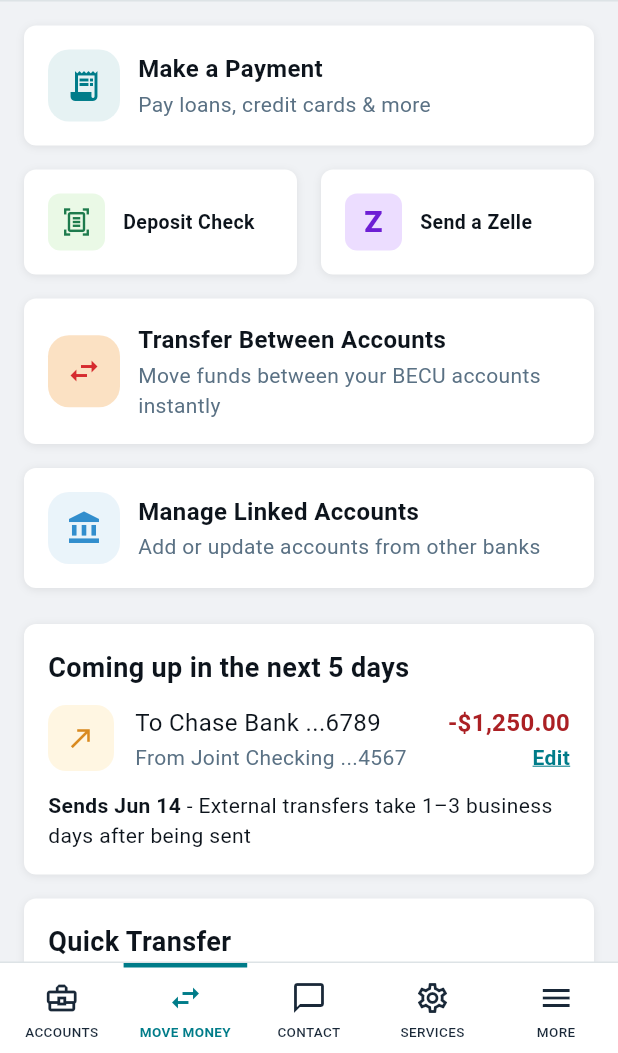
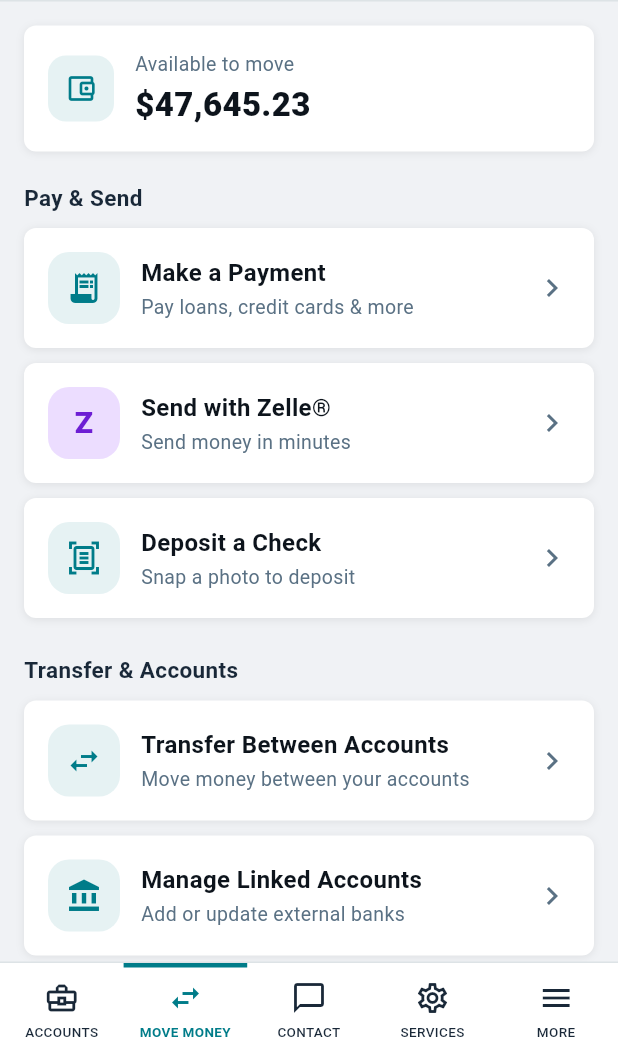
Before and after one commit to chrisfoisydev/MobileApp, a Flutter app: the MoveMoneyScreen screen opened directly, on a phone screen of 412 x 824 dp, the part 183-1236 px from its top. Run offline on Flutter 3.47's test engine with Material 3 defaults, Android fonts, the phone set to English and light mode, and no system bars; our stand-ins replace flutter_animate.

Commit message:
Redesign Move Money landing as a clearer grouped launcher
Replace the mixed launcher/dashboard/form layout with a scannable menu:
- Group actions under 'Pay & Send' and 'Transfer & Accounts' headers.
- Uniform tiles with a consistent teal accent (Zelle purple kept) and a
  chevron so each row reads as navigation.
- Add an 'Available to move' total for context.
- Remove the redundant inline Quick Transfer form (the Transfer tile already
  opens the full transfer flow).
- Collapse the upcoming-transfer card into a slim summary row that taps
  through to the Scheduled & History tab, where the detail now lives.

Update the Move Money widget test to scroll the transfer tile into view and
regenerate goldens + prototype HTML.

Co-Authored-By: Claude Opus 4.8 <noreply@anthropic.com>
Claude-Session: https://claude.ai/code/session_01NuCKxaSF8m2VXGLc8nwLxh

```diff
--- a/lib/screens/move_money_screen.dart
+++ b/lib/screens/move_money_screen.dart
@@ -1,13 +1,16 @@
 import 'package:flutter/material.dart';
 
+import '../data/formatting.dart';
+import '../data/mock_data.dart';
 import '../theme/app_theme.dart';
 import '../widgets/account_tab_bar.dart';
 import '../widgets/app_bottom_nav.dart';
 import '../widgets/surface_card.dart';
 import 'transfer_screen.dart';
 
-/// Move Money hub: payment/transfer entry tiles, an upcoming-transfer
-/// summary and a Quick Transfer panel.
+/// Move Money hub: a grouped launcher of payment/transfer actions plus a
+/// compact scheduled-activity summary. Details for scheduled transfers live
+/// on the "Scheduled & History" tab.
 class MoveMoneyScreen extends StatefulWidget {
   const MoveMoneyScreen({super.key});
 
@@ -80,7 +83,7 @@ class _MoveMoneyScreenState extends State<MoveMoneyScreen> {
           Expanded(
             child: _tabIndex == 0
                 ? _buildMoveMoneyTab()
-                : _buildPlaceholderTab(),
+                : _buildScheduledTab(),
           ),
           AppBottomNav(currentIndex: 1, onSelect: _onNavSelect),
         ],
@@ -88,46 +91,24 @@ class _MoveMoneyScreenState extends State<MoveMoneyScreen> {
     );
   }
 
-  Widget _buildPlaceholderTab() {
-    return const Center(
-      child: Padding(
-        padding: EdgeInsets.all(32),
-        child: Text(
-          'Scheduled transfers and history are not part of this prototype.',
-          textAlign: TextAlign.center,
-          style: TextStyle(color: AppColors.slate, fontSize: 15),
-        ),
-      ),
-    );
-  }
-
   Widget _buildMoveMoneyTab() {
+    final total = checkingAndSavings.fold<double>(
+        0, (sum, a) => sum + a.availableBalance);
     return ListView(
       padding: const EdgeInsets.fromLTRB(16, 16, 16, 24),
       children: [
-        _ActionTile(
+        _AvailableCard(amount: total),
+        const SizedBox(height: 20),
+        const _SectionLabel('Pay & Send'),
+        const SizedBox(height: 10),
+        _MenuTile(
           icon: Icons.receipt_long,
-          iconColor: AppColors.teal,
-          iconBackground: AppColors.teal.withValues(alpha: 0.10),
           title: 'Make a Payment',
           subtitle: 'Pay loans, credit cards & more',
           onTap: () => _notice('Make a Payment'),
         ),
-        const SizedBox(height: 16),
-        Row(
-          children: [
-            Expanded(
-              child: _CompactTile(
-                icon: Icons.document_scanner_outlined,
-                iconColor: const Color(0xFF1E7B4D),
-                iconBackground: const Color(0xFFEAF9E6),
-                label: 'Deposit Check',
-                onTap: () => _notice('Deposit Check'),
-              ),
-            ),
-            const SizedBox(width: 16),
-            Expanded(
-              child: _CompactTile(
+        const SizedBox(height: 10),
+        _MenuTile(
           iconWidget: const Text(
             'Z',
             style: TextStyle(
@@ -137,52 +118,125 @@ class _MoveMoneyScreenState extends State<MoveMoneyScreen> {
             ),
           ),
           iconBackground: const Color(0xFFECDDFF),
-                label: 'Send a Zelle',
+          title: 'Send with Zelle®',
+          subtitle: 'Send money in minutes',
           onTap: () => _notice('Send a Zelle'),
         ),
+        const SizedBox(height: 10),
+        _MenuTile(
+          icon: Icons.document_scanner_outlined,
+          title: 'Deposit a Check',
+          subtitle: 'Snap a photo to deposit',
+          onTap: () => _notice('Deposit Check'),
         ),
-          ],
-        ),
-        const SizedBox(height: 16),
-        _ActionTile(
+        const SizedBox(height: 24),
+        const _SectionLabel('Transfer & Accounts'),
+        const SizedBox(height: 10),
+        _MenuTile(
           icon: Icons.swap_horiz,
-          iconColor: AppColors.becuRed,
-          iconBackground: const Color(0xFFFBE1C3),
           title: 'Transfer Between Accounts',
-          subtitle: 'Move funds between your BECU accounts instantly',
+          subtitle: 'Move money between your accounts',
           onTap: _openTransfer,
         ),
-        const SizedBox(height: 16),
-        _ActionTile(
+        const SizedBox(height: 10),
+        _MenuTile(
           icon: Icons.account_balance,
-          iconColor: const Color(0xFF328ECD),
-          iconBackground: const Color(0xFF328ECD).withValues(alpha: 0.10),
           title: 'Manage Linked Accounts',
-          subtitle: 'Add or update accounts from other banks',
+          subtitle: 'Add or update external banks',
           onTap: () => _notice('Manage Linked Accounts'),
         ),
         const SizedBox(height: 24),
-        const _ComingUpCard(),
-        const SizedBox(height: 16),
-        _QuickTransferCard(onNotice: _notice),
+        _ScheduledSummary(onTap: () => setState(() => _tabIndex = 1)),
+      ],
+    );
+  }
+
+  Widget _buildScheduledTab() {
+    return ListView(
+      padding: const EdgeInsets.fromLTRB(16, 16, 16, 24),
+      children: const [
+        _ComingUpCard(),
+        SizedBox(height: 16),
+        Text(
+          'Full transfer history is not part of this prototype.',
+          style: TextStyle(fontSize: 14, color: AppColors.slate),
+        ),
       ],
     );
   }
 }
 
-class _ActionTile extends StatelessWidget {
-  const _ActionTile({
-    required this.icon,
-    required this.iconColor,
-    required this.iconBackground,
+/// Total available balance across the member's BECU accounts.
+class _AvailableCard extends StatelessWidget {
+  const _AvailableCard({required this.amount});
+
+  final double amount;
+
+  @override
+  Widget build(BuildContext context) {
+    return SurfaceCard(
+      child: Row(
+        children: [
+          Container(
+            width: 44,
+            height: 44,
+            alignment: Alignment.center,
+            decoration: BoxDecoration(
+              color: AppColors.teal.withValues(alpha: 0.10),
+              borderRadius: BorderRadius.circular(12),
+            ),
+            child: const Icon(Icons.account_balance_wallet_outlined,
+                color: AppColors.teal, size: 22),
+          ),
+          const SizedBox(width: 14),
+          Column(
+            crossAxisAlignment: CrossAxisAlignment.start,
+            children: [
+              const Text(
+                'Available to move',
+                style: TextStyle(fontSize: 13, color: AppColors.slate),
+              ),
+              const SizedBox(height: 2),
+              Text(
+                formatCurrency(amount),
+                style: const TextStyle(
+                  fontSize: 22,
+                  fontWeight: FontWeight.w800,
+                ),
+              ),
+            ],
+          ),
+        ],
+      ),
+    );
+  }
+}
+
+class _SectionLabel extends StatelessWidget {
+  const _SectionLabel(this.text);
+
+  final String text;
+
+  @override
+  Widget build(BuildContext context) {
+    return Text(text, style: AppTextStyles.sectionLabel);
+  }
+}
+
+/// A uniform, tappable action row: icon, title, one-line subtitle, chevron.
+class _MenuTile extends StatelessWidget {
+  const _MenuTile({
+    this.icon,
+    this.iconWidget,
+    this.iconBackground,
     required this.title,
     required this.subtitle,
     required this.onTap,
   });
 
-  final IconData icon;
-  final Color iconColor;
-  final Color iconBackground;
+  final IconData? icon;
+  final Widget? iconWidget;
+  final Color? iconBackground;
   final String title;
   final String subtitle;
   final VoidCallback onTap;
@@ -198,12 +252,12 @@ class _ActionTile extends StatelessWidget {
             height: 48,
             alignment: Alignment.center,
             decoration: BoxDecoration(
-              color: iconBackground,
+              color: iconBackground ?? AppColors.teal.withValues(alpha: 0.10),
               borderRadius: BorderRadius.circular(14),
             ),
-            child: Icon(icon, color: iconColor, size: 24),
+            child: iconWidget ?? Icon(icon, color: AppColors.teal, size: 24),
           ),
-          const SizedBox(width: 12),
+          const SizedBox(width: 14),
           Expanded(
             child: Column(
               crossAxisAlignment: CrossAxisAlignment.start,
@@ -218,32 +272,24 @@ class _ActionTile extends StatelessWidget {
                 const SizedBox(height: 2),
                 Text(
                   subtitle,
-                  style: const TextStyle(fontSize: 14, color: AppColors.slate),
+                  style: const TextStyle(fontSize: 13, color: AppColors.slate),
                 ),
               ],
             ),
           ),
+          const SizedBox(width: 8),
+          const Icon(Icons.chevron_right, color: AppColors.slate),
         ],
       ),
     );
   }
 }
 
-class _CompactTile extends StatelessWidget {
-  const _CompactTile({
-    this.icon,
-    this.iconWidget,
-    this.iconColor,
-    required this.iconBackground,
-    required this.label,
-    required this.onTap,
-  });
+/// Slim summary of upcoming scheduled activity; taps through to the
+/// "Scheduled & History" tab.
+class _ScheduledSummary extends StatelessWidget {
+  const _ScheduledSummary({required this.onTap});
 
-  final IconData? icon;
-  final Widget? iconWidget;
-  final Color? iconColor;
-  final Color iconBackground;
-  final String label;
   final VoidCallback onTap;
 
   @override
@@ -253,22 +299,35 @@ class _CompactTile extends StatelessWidget {
       child: Row(
         children: [
           Container(
-            width: 38,
-            height: 38,
+            width: 44,
+            height: 44,
             alignment: Alignment.center,
             decoration: BoxDecoration(
-              color: iconBackground,
-              borderRadius: BorderRadius.circular(8),
+              color: const Color(0xFFFFF6E2),
+              borderRadius: BorderRadius.circular(12),
             ),
-            child: iconWidget ?? Icon(icon, color: iconColor, size: 20),
+            child: const Icon(Icons.event_outlined,
+                color: Color(0xFFD98A1F), size: 22),
           ),
-          const SizedBox(width: 12),
-          Flexible(
-            child: Text(
-              label,
-              style: const TextStyle(fontSize: 13, fontWeight: FontWeight.w700),
+          const SizedBox(width: 14),
+          const Expanded(
+            child: Column(
+              crossAxisAlignment: CrossAxisAlignment.start,
+              children: [
+                Text(
+                  '1 transfer scheduled',
+                  style: TextStyle(fontSize: 15, fontWeight: FontWeight.w700),
+                ),
+                SizedBox(height: 2),
+                Text(
+                  '\$1,250.00 to Chase Bank · Jun 14',
+                  style: TextStyle(fontSize: 13, color: AppColors.slate),
+                ),
+              ],
             ),
           ),
+          const SizedBox(width: 8),
+          const Icon(Icons.chevron_right, color: AppColors.slate),
         ],
       ),
     );
@@ -366,241 +425,3 @@ class _ComingUpCard extends StatelessWidget {
     );
   }
 }
-
-class _QuickTransferCard extends StatelessWidget {
-  const _QuickTransferCard({required this.onNotice});
-
-  final void Function(String) onNotice;
-
-  @override
-  Widget build(BuildContext context) {
-    return SurfaceCard(
-      child: Column(
-        crossAxisAlignment: CrossAxisAlignment.start,
-        children: [
-          const Text(
-            'Quick Transfer',
-            style: TextStyle(fontSize: 18, fontWeight: FontWeight.w700),
-          ),
-          const SizedBox(height: 12),
-          _AccountSelector(
-            label: 'From',
-            iconColor: const Color(0xFF776F66),
-            name: 'Joint Savings ...3456',
-            balance: '\$34,145.89',
-            onTap: () => onNotice('Account selection'),
-          ),
-          const SizedBox(height: 10),
-          _AccountSelector(
-            label: 'To',
-            iconColor: AppColors.teal,
-            name: 'Joint Checking ...4567',
-            balance: '\$8,122.10',
-            onTap: () => onNotice('Account selection'),
-          ),
-          const SizedBox(height: 12),
-          const Text('Amount',
-              style: TextStyle(fontSize: 12, color: AppColors.slate)),
-          const SizedBox(height: 8),
-          Container(
-            height: 44,
-            padding: const EdgeInsets.symmetric(horizontal: 12),
-            decoration: BoxDecoration(
-              color: Colors.white,
-              border: Border.all(color: AppColors.fieldBorder),
-              borderRadius: BorderRadius.circular(8),
-            ),
-            child: const Row(
-              children: [
-                Text('\$', style: TextStyle(fontSize: 16)),
-                Expanded(
-                  child: Text(
-                    '0.00',
-                    textAlign: TextAlign.right,
-                    style: TextStyle(fontSize: 16, color: AppColors.slate),
-                  ),
-                ),
-              ],
-            ),
-          ),
-          const SizedBox(height: 16),
-          const Text('When',
-              style: TextStyle(fontSize: 12, color: AppColors.slate)),
-          const SizedBox(height: 8),
-          Row(
-            children: [
-              _WhenChip(label: 'Today', selected: true, onTap: () {}),
-              const SizedBox(width: 8),
-              _WhenChip(
-                  label: 'Tomorrow',
-                  selected: false,
-                  onTap: () => onNotice('Scheduling')),
-              const SizedBox(width: 8),
-              _WhenChip(
-                  label: 'Schedule',
-                  selected: false,
-                  onTap: () => onNotice('Scheduling')),
-            ],
-          ),
-          const SizedBox(height: 16),
-          SizedBox(
-            width: double.infinity,
-            height: 44,
-            child: ElevatedButton(
-              onPressed: () => onNotice('Make Transfer'),
-              style: ElevatedButton.styleFrom(
-                backgroundColor: AppColors.teal,
-                shape: RoundedRectangleBorder(
-                  borderRadius: BorderRadius.circular(8),
-                ),
-              ),
-              child: const Text(
-                'Make Transfer',
-                style: TextStyle(
-                  color: Colors.white,
-                  fontSize: 16,
-                  fontWeight: FontWeight.w700,
-                ),
-              ),
-            ),
-          ),
-        ],
-      ),
-    );
-  }
-}
-
-class _AccountSelector extends StatelessWidget {
-  const _AccountSelector({
-    required this.label,
-    required this.iconColor,
-    required this.name,
-    required this.balance,
-    required this.onTap,
-  });
-
-  final String label;
-  final Color iconColor;
-  final String name;
-  final String balance;
-  final VoidCallback onTap;
-
-  @override
-  Widget build(BuildContext context) {
-    return Column(
-      crossAxisAlignment: CrossAxisAlignment.start,
-      children: [
-        Text(label, style: const TextStyle(fontSize: 12, color: AppColors.slate)),
-        const SizedBox(height: 4),
-        InkWell(
-          onTap: onTap,
-          borderRadius: BorderRadius.circular(12),
-          child: Container(
-            padding: const EdgeInsets.all(12),
-            decoration: BoxDecoration(
-              color: const Color(0xFFF8FAFC),
-              border: Border.all(color: AppColors.borderSubtle),
-              borderRadius: BorderRadius.circular(12),
-            ),
-            child: Row(
-              children: [
-                Container(
-                  width: 32,
-                  height: 32,
-                  alignment: Alignment.center,
-                  decoration: BoxDecoration(
-                    color: iconColor,
-                    borderRadius: BorderRadius.circular(8),
-                  ),
-                  child: const Icon(Icons.sync_alt,
-                      color: Colors.white, size: 16),
-                ),
-                const SizedBox(width: 10),
-                Expanded(
-                  child: Column(
-                    crossAxisAlignment: CrossAxisAlignment.start,
-                    children: [
-                      Text(
-                        name,
-                        style: const TextStyle(
-                          fontSize: 13,
-                          fontWeight: FontWeight.w700,
-                        ),
-                      ),
-                      Text(
-                        balance,
-                        style: const TextStyle(
-                          fontSize: 12,
-                          color: AppColors.slate,
-                        ),
-                      ),
-                    ],
-                  ),
-                ),
-                const Icon(Icons.keyboard_arrow_down, color: AppColors.slate),
-              ],
-            ),
-          ),
-        ),
-      ],
-    );
-  }
-}
-
-class _WhenChip extends StatelessWidget {
-  const _WhenChip({
-    required this.label,
-    required this.selected,
-    required this.onTap,
-  });
-
-  final String label;
-  final bool selected;
-  final VoidCallback onTap;
-
-  @override
-  Widget build(BuildContext context) {
-    return Expanded(
-      child: SizedBox(
-        height: 44,
-        child: selected
-            ? ElevatedButton(
-                onPressed: onTap,
-                style: ElevatedButton.styleFrom(
-                  backgroundColor: AppColors.teal,
-                  padding: EdgeInsets.zero,
-                  shape: RoundedRectangleBorder(
-                    borderRadius: BorderRadius.circular(8),
-                  ),
-                ),
-                child: Text(
-                  label,
-                  style: const TextStyle(
-                    color: Colors.white,
-                    fontSize: 14,
-                    fontWeight: FontWeight.w700,
-                  ),
-                ),
-              )
-            : OutlinedButton(
-                onPressed: onTap,
-                style: OutlinedButton.styleFrom(
-                  padding: EdgeInsets.zero,
-                  side: const BorderSide(color: AppColors.teal),
-                  shape: RoundedRectangleBorder(
-                    borderRadius: BorderRadius.circular(8),
-                  ),
-                ),
-                child: Text(
-                  label,
-                  style: const TextStyle(
-                    color: AppColors.teal,
-                    fontSize: 14,
-                    fontWeight: FontWeight.w700,
-                  ),
-                ),
-              ),
-      ),
-    );
-  }
-}
```
Also changed, not shown: 3 other files. Lines whose indentation alone changed are shown as unchanged.
